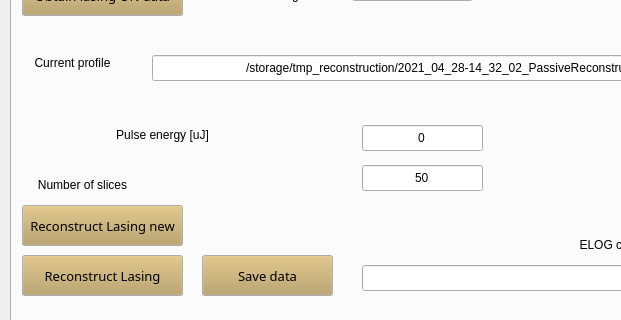
pdijksta/WakefieldAnalysis, file GUI.ui: the form before one commit; both pictures show x 0 to 621 and y 381 to 701 of the 962 by 856 pixel window.
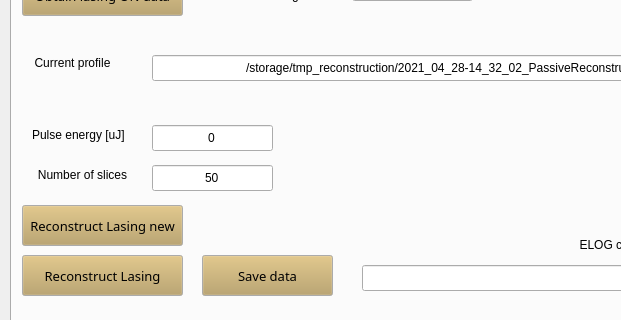
The form after the commit.

Diff of the .ui file:
```diff
--- a/GUI.ui
+++ b/GUI.ui
@@ -2210,7 +2210,7 @@
      <widget class="QLineEdit" name="LasingEnergyInput">
       <property name="geometry">
        <rect>
-        <x>350</x>
+        <x>140</x>
         <y>480</y>
         <width>121</width>
         <height>26</height>
@@ -2226,24 +2226,21 @@
      <widget class="QLabel" name="label_72">
       <property name="geometry">
        <rect>
-        <x>10</x>
+        <x>20</x>
         <y>480</y>
-        <width>281</width>
+        <width>121</width>
         <height>20</height>
        </rect>
       </property>
       <property name="text">
        <string>Pulse energy [uJ]</string>
       </property>
-      <property name="alignment">
-       <set>Qt::AlignCenter</set>
-      </property>
      </widget>
      <widget class="QLabel" name="label_70">
       <property name="geometry">
        <rect>
         <x>10</x>
-        <y>530</y>
+        <y>520</y>
         <width>121</width>
         <height>20</height>
        </rect>
@@ -2258,7 +2255,7 @@
      <widget class="QLineEdit" name="LasingReconstructionNSlices">
       <property name="geometry">
        <rect>
-        <x>350</x>
+        <x>140</x>
         <y>520</y>
         <width>121</width>
         <height>26</height>
```
